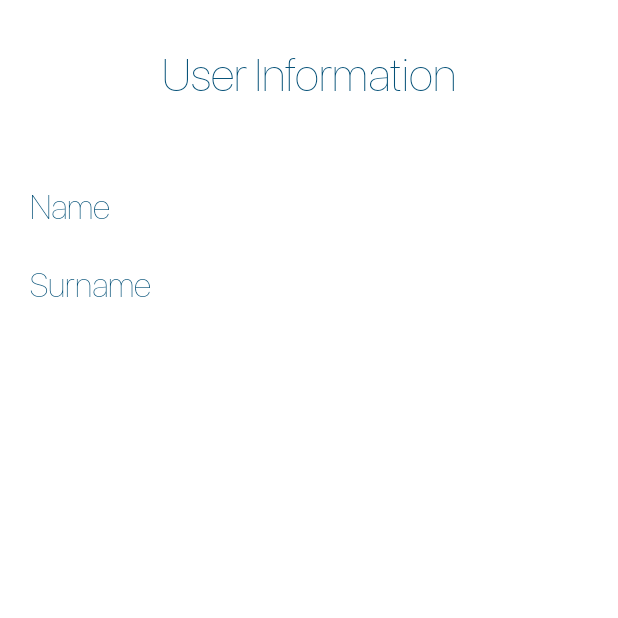
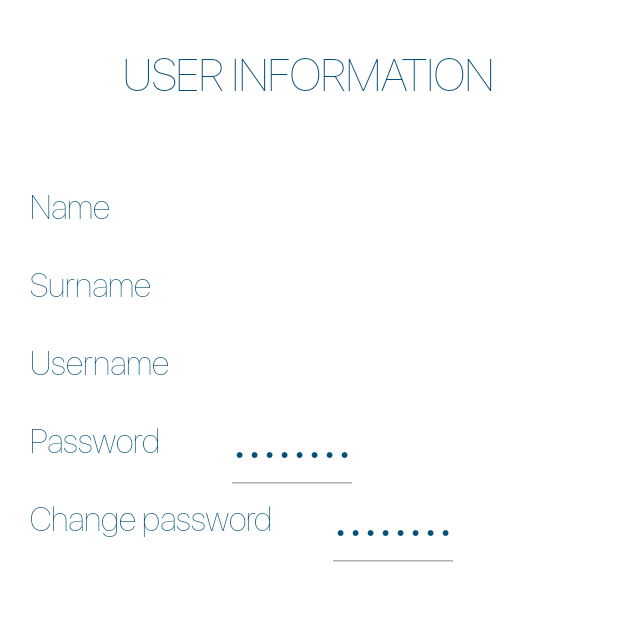
Before and after one commit to Petra2121/SmartMarinaApp, an Android app: the MyInformationFragment screen opened through its navigation route, on a phone screen of 412 x 824 dp, the top half of it. Run offline under Robolectric (Android 15) with nearby library versions, the phone set to English and light mode, and no system bars; 1 statement that could not run was skipped.

Commit message:
Dodani funkcionalni botuni na profil fragment i još neke promjene u dizajnu.

```diff
--- a/app/src/main/java/com/profico/smartmarina/ui/HomeScreenFragment.kt
+++ b/app/src/main/java/com/profico/smartmarina/ui/HomeScreenFragment.kt
@@ -23,6 +23,7 @@ class HomeScreenFragment : BaseFragment(), KoinComponent {
     override fun getLayout() = R.layout.fragment_home_screen
 
     override fun hasToolbar() = false
+
     override fun setupView() {
         ship.setOnClickListener {
             findNavController().navigate(HomeScreenFragmentDirections.actionHomeScreenFragmentToShipsFragment(""))
@@ -30,6 +31,10 @@ class HomeScreenFragment : BaseFragment(), KoinComponent {
 
         availability.setOnClickListener {
         findNavController().navigate(HomeScreenFragmentDirections.actionHomeScreenFragmentToMapFragment())
+        }
+
+        profile.setOnClickListener {
+            findNavController().navigate(HomeScreenFragmentDirections.actionHomeScreenFragmentToProfileFragment())
         }
 
         pickArrivalDate()
--- a/app/src/main/res/layout/fragment_add_ship.xml
+++ b/app/src/main/res/layout/fragment_add_ship.xml
@@ -19,7 +19,7 @@
         android:textColor="@color/blue"
         android:textSize="33sp"
         android:textStyle="bold"
-        android:layout_marginTop="30dp"
+        android:layout_marginTop="70dp"
         android:layout_marginStart="20dp"
         app:layout_constraintEnd_toEndOf="parent"
         app:layout_constraintStart_toStartOf="parent"
@@ -29,7 +29,7 @@
         android:id="@+id/shipName"
         android:layout_width="match_parent"
         android:layout_height="wrap_content"
-        android:layout_marginTop="76dp"
+        android:layout_marginTop="70dp"
         android:background="@drawable/shapecom"
         android:fontFamily="@font/san_francisco"
         android:hint="Ship Name"
--- a/app/src/main/res/layout/fragment_home_screen.xml
+++ b/app/src/main/res/layout/fragment_home_screen.xml
@@ -16,6 +16,7 @@
         android:layout_marginStart="8dp"
         android:fontFamily="@font/san_francisco"
         android:text="SELECT DATE"
+        android:textStyle="bold"
         android:textColor="#0B0000"
         android:textSize="36sp"
         app:layout_constraintBottom_toBottomOf="parent"
--- a/app/src/main/res/layout/fragment_my_information.xml
+++ b/app/src/main/res/layout/fragment_my_information.xml
@@ -16,6 +16,7 @@
         android:layout_marginTop="30dp"
         android:fontFamily="@font/san_francisco"
         android:text="User Information"
+        android:textAllCaps="true"
         android:textColor="@color/blue"
         android:textSize="30sp"
         app:layout_constraintEnd_toEndOf="parent"
@@ -48,4 +49,71 @@
         app:layout_constraintStart_toStartOf="parent"
         app:layout_constraintTop_toBottomOf="@+id/nameInfo" />
 
+    <TextView
+        android:id="@+id/usernameInfo"
+        android:layout_width="wrap_content"
+        android:layout_height="wrap_content"
+        android:fontFamily="@font/san_francisco"
+        android:text="Username"
+        android:textColor="@color/blue"
+        android:textSize="22sp"
+        android:layout_marginTop="20dp"
+        android:layout_marginStart="20dp"
+        app:layout_constraintStart_toStartOf="parent"
+        app:layout_constraintTop_toBottomOf="@+id/surnameInfo" />
+
+    <TextView
+        android:id="@+id/passw"
+        android:layout_width="wrap_content"
+        android:layout_height="wrap_content"
+        android:fontFamily="@font/san_francisco"
+        android:text="Password"
+        android:textColor="@color/blue"
+        android:textSize="22sp"
+        android:layout_marginTop="20dp"
+        android:layout_marginStart="20dp"
+        app:layout_constraintStart_toStartOf="parent"
+        app:layout_constraintTop_toBottomOf="@+id/usernameInfo" />
+
+    <EditText
+        android:id="@+id/passwInfo"
+        android:layout_width="wrap_content"
+        android:layout_height="wrap_content"
+        android:layout_marginLeft="44dp"
+        android:layout_marginTop="204dp"
+        android:fontFamily="@font/san_francisco"
+        android:inputType="textPassword"
+        android:text="Password"
+        android:textColor="@color/blue"
+        android:textSize="22sp"
+        app:layout_constraintLeft_toRightOf="@+id/passw"
+        app:layout_constraintTop_toBottomOf="@+id/userInfo" />
+
+    <TextView
+        android:id="@+id/changePassw"
+        android:layout_width="wrap_content"
+        android:layout_height="wrap_content"
+        android:fontFamily="@font/san_francisco"
+        android:text="Change password"
+        android:textColor="@color/blue"
+        android:textSize="22sp"
+        android:layout_marginTop="20dp"
+        android:layout_marginStart="20dp"
+        app:layout_constraintStart_toStartOf="parent"
+        app:layout_constraintTop_toBottomOf="@+id/passw" />
+
+    <EditText
+        android:id="@+id/newPassw"
+        android:layout_width="wrap_content"
+        android:layout_height="wrap_content"
+        android:layout_marginLeft="36dp"
+        android:layout_marginTop="256dp"
+        android:fontFamily="@font/san_francisco"
+        android:inputType="textPassword"
+        android:text="Password"
+        android:textColor="@color/blue"
+        android:textSize="22sp"
+        app:layout_constraintLeft_toRightOf="@+id/changePassw"
+        app:layout_constraintTop_toBottomOf="@+id/userInfo" />
+
 </androidx.constraintlayout.widget.ConstraintLayout>
--- a/app/src/main/res/layout/fragment_payment.xml
+++ b/app/src/main/res/layout/fragment_payment.xml
@@ -14,9 +14,10 @@
         android:layout_marginTop="30dp"
         android:fontFamily="@font/san_francisco"
         android:text="Payment"
+        android:textStyle="bold"
         android:textAllCaps="true"
         android:textColor="@color/blue"
-        android:textSize="30dp"
+        android:textSize="33dp"
         app:layout_constraintEnd_toEndOf="parent"
         app:layout_constraintStart_toStartOf="parent"
         app:layout_constraintTop_toTopOf="parent" />
--- a/app/src/main/res/layout/fragment_profile.xml
+++ b/app/src/main/res/layout/fragment_profile.xml
@@ -15,6 +15,7 @@
         android:layout_height="wrap_content"
         android:fontFamily="@font/san_francisco"
         android:text="My Profile"
+        android:textAllCaps="true"
         android:textColor="@color/blue"
         android:layout_marginTop="60dp"
         android:textSize="35dp"
--- a/app/src/main/res/layout/fragment_ships.xml
+++ b/app/src/main/res/layout/fragment_ships.xml
@@ -4,6 +4,7 @@
     android:layout_width="match_parent"
     android:layout_height="match_parent"
     android:background="@color/white"
+    android:paddingTop="40dp"
     >
 
     <androidx.recyclerview.widget.RecyclerView
@@ -23,9 +24,8 @@
         android:layout_above="@+id/recyclerShips"
         android:textColor="@color/white"
         android:background="@color/blue"
-        android:textSize="18sp"
+        android:textSize="22sp"
         android:padding="15dp"
-        android:textStyle="bold"
         android:fontFamily="@font/san_francisco"
 
         android:text="Add New Ship"
--- a/app/src/main/res/layout/row_ship_layout.xml
+++ b/app/src/main/res/layout/row_ship_layout.xml
@@ -17,7 +17,6 @@
         android:id="@+id/ShipName"
         android:text="Blue Ocean"
         android:textSize="22sp"
-        android:textStyle="bold"
         android:fontFamily="@font/san_francisco"
         android:textColor="@color/white"
         android:background="@color/blue"
```
Also changed, not shown: app/src/main/java/com/profico/smartmarina/ui/ProfileFragment.kt (+23 -7 lines), app/src/main/res/layout/fragment_marina_info.xml (+44 -27 lines).
